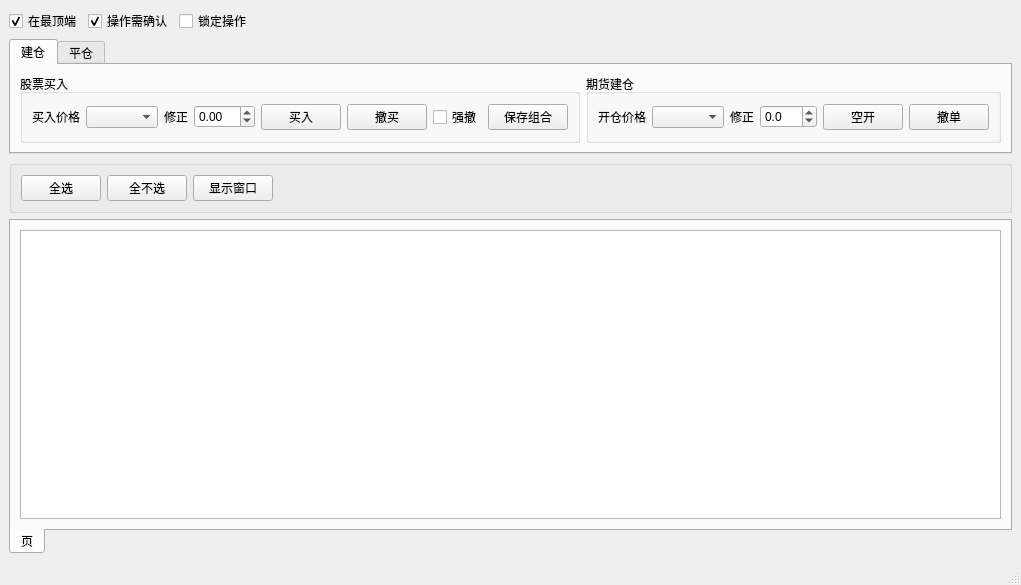
Above: dev/easytrader/trdmasterui.ui from unit-xx/xfiles before the change. Below: the same form after it.
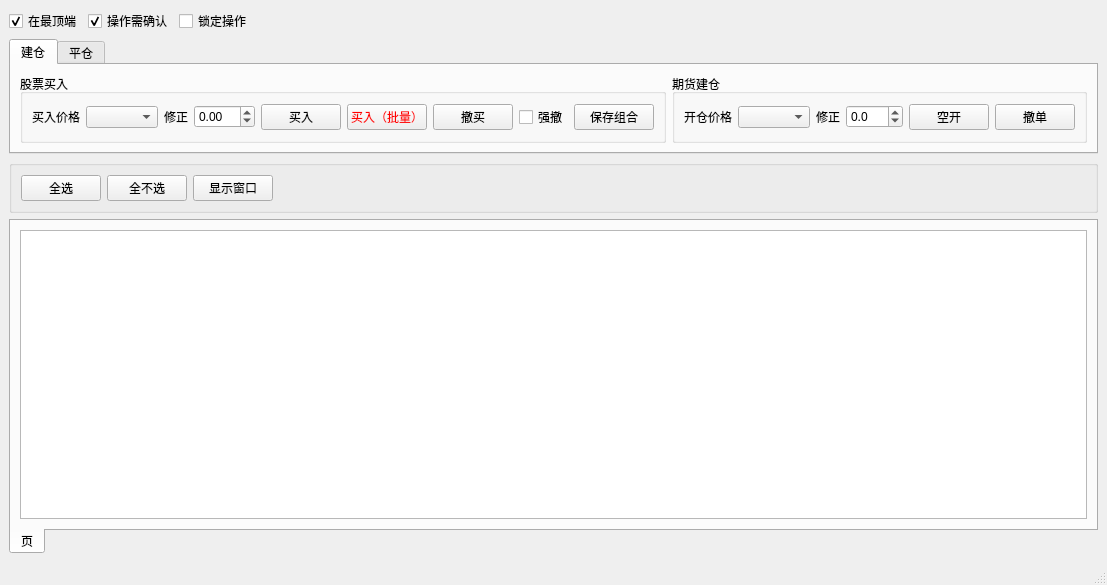
That is the form after the change.

Commit message:
add batch interface in trademaster
add username in migratepos.py window title.

Diff of the .ui file:
```diff
--- a/dev/easytrader/trdmasterui.ui
+++ b/dev/easytrader/trdmasterui.ui
@@ -6,7 +6,7 @@
    <rect>
     <x>0</x>
     <y>0</y>
-    <width>996</width>
+    <width>1070</width>
     <height>585</height>
    </rect>
   </property>
@@ -90,7 +90,7 @@
              </property>
             </widget>
            </item>
-           <item row="0" column="5">
+           <item row="0" column="6">
             <widget class="QPushButton" name="cancelbuyorder">
              <property name="text">
               <string>撤买</string>
@@ -124,20 +124,30 @@
              </property>
             </widget>
            </item>
-           <item row="0" column="6">
+           <item row="0" column="7">
             <widget class="QCheckBox" name="forcecancelbuychk">
              <property name="text">
               <string>强撤</string>
              </property>
             </widget>
            </item>
-           <item row="0" column="7">
+           <item row="0" column="8">
             <widget class="QPushButton" name="saveorder_2">
              <property name="text">
               <string>保存组合</string>
              </property>
             </widget>
            </item>
+           <item row="0" column="5">
+            <widget class="QPushButton" name="buyorderbatch">
+             <property name="styleSheet">
+              <string notr="true">color: rgb(255, 0, 0);</string>
+             </property>
+             <property name="text">
+              <string>买入（批量）</string>
+             </property>
+            </widget>
+           </item>
           </layout>
          </widget>
         </item>
```
Left out of the diff: 18 changed lines with no effect on the pictures. The commit also changes 6 other files.
